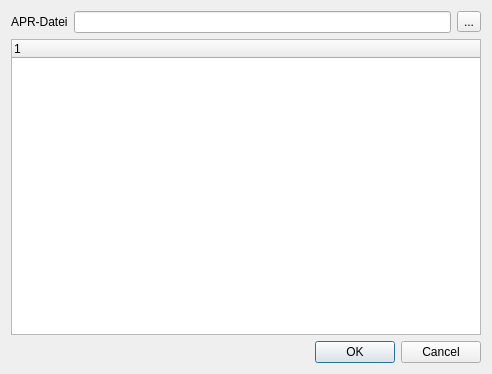
First picture: the form in AprImport/forms/ui_aprimport.ui, repository sourcepole/qgis-aprimport-plugin, before the edit.
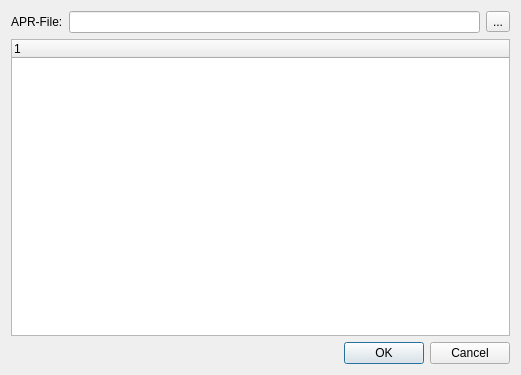
Second picture: the form after the edit.

Commit message: neuer Dialog

Diff of the .ui file:
```diff
--- a/AprImport/forms/ui_aprimport.ui
+++ b/AprImport/forms/ui_aprimport.ui
@@ -6,8 +6,8 @@
    <rect>
     <x>0</x>
     <y>0</y>
-    <width>492</width>
-    <height>374</height>
+    <width>521</width>
+    <height>375</height>
    </rect>
   </property>
   <property name="windowTitle">
@@ -19,7 +19,7 @@
      <item>
       <widget class="QLabel" name="label">
        <property name="text">
-        <string>APR-Datei</string>
+        <string>APR-File:</string>
        </property>
       </widget>
      </item>
@@ -46,9 +46,6 @@
    </item>
    <item row="2" column="0">
     <widget class="QDialogButtonBox" name="buttonBox">
-     <property name="orientation">
-      <enum>Qt::Horizontal</enum>
-     </property>
      <property name="standardButtons">
       <set>QDialogButtonBox::Cancel|QDialogButtonBox::Ok</set>
      </property>
```
Left out of the diff: 35 changed lines with no effect on the pictures. The commit also changes 6 other files.
